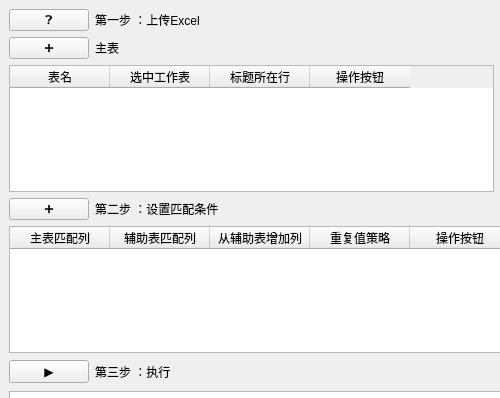
Cookie-HOO/yrx_project, file yrx_project/client/ui/match_table.ui: the form before one commit; both pictures show x 0 to 500 and y 0 to 398 of the 994 by 549 pixel window.
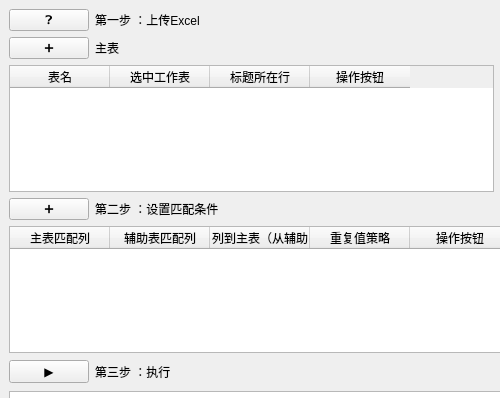
The form after the commit.

```diff
--- a/yrx_project/client/ui/match_table.ui
+++ b/yrx_project/client/ui/match_table.ui
@@ -273,7 +273,7 @@
       </column>
       <column>
        <property name="text">
-        <string>从辅助表增加列</string>
+        <string>增加列到主表（从辅助表）</string>
        </property>
       </column>
       <column>
```
